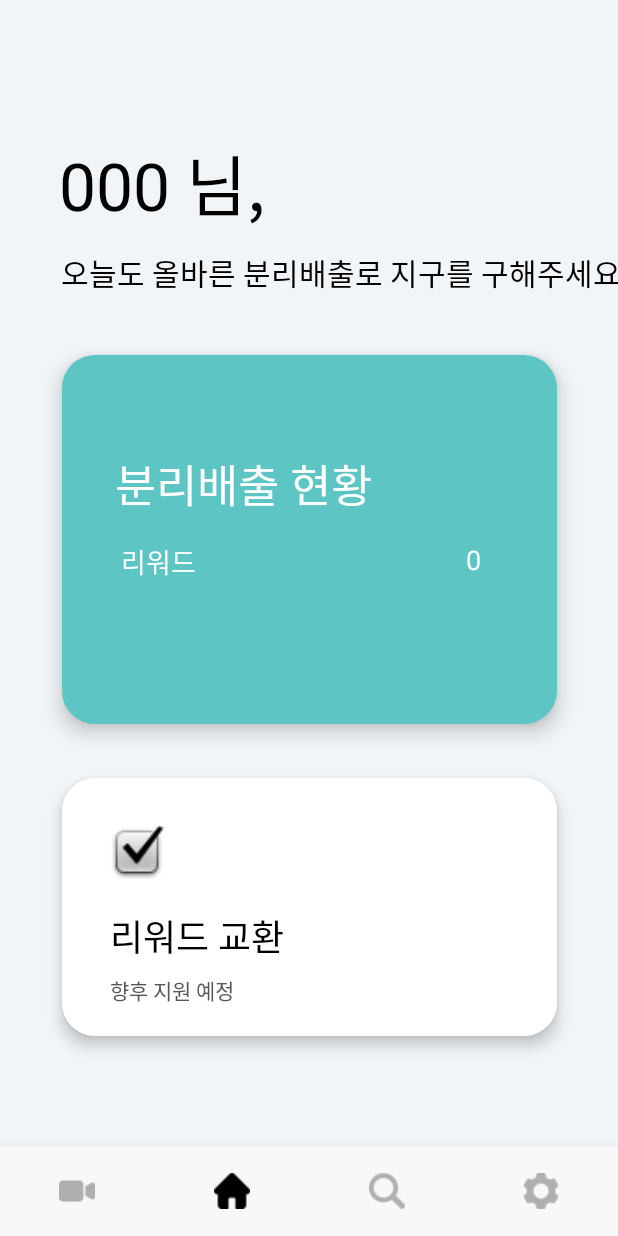
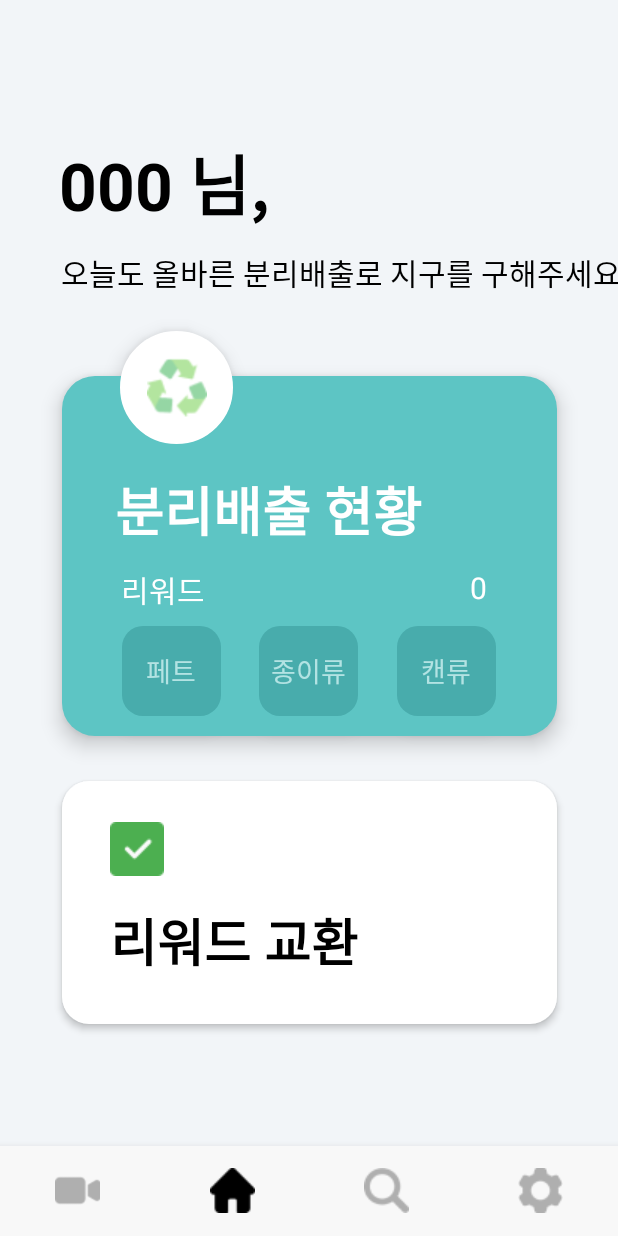
Before and after one commit to PA-roketdan/PruPru, an Android app: the screen it shows after launch once a user with an empty profile is signed in (MainActivity), on a phone screen of 412 x 824 dp. Run offline under Robolectric (Android 15) with nearby library versions, the phone set to English and light mode, and no system bars; our stand-ins replace Firebase (no records; nobody signed in at launch, a user with empty details on screens opened directly); libraries missing offline, so code that uses them is left out: com.facebook, com.facebook.login, com.kakao.sdk, com.shobhitpuri.custombuttons; 9 statements that could not run were skipped.

Commit message:
ui: redesign ui
Redesign ui
- Result2
- Home
- Search
- Setting

Add image

```diff
--- a/prupru/app/src/main/res/drawable-v24/button_background_2.xml
+++ b/prupru/app/src/main/res/drawable-v24/button_background_2.xml
@@ -1,8 +1,8 @@
 <?xml version="1.0" encoding="utf-8"?>
 <shape xmlns:android="http://schemas.android.com/apk/res/android">
         <solid android:color="#FFFFFF"/>
-        <corners android:bottomLeftRadius="22dp"
-            android:bottomRightRadius="22dp"
-            android:topLeftRadius="22dp"
-            android:topRightRadius="22dp" />
+        <corners android:bottomLeftRadius="18dp"
+            android:bottomRightRadius="18dp"
+            android:topLeftRadius="18dp"
+            android:topRightRadius="18dp" />
 </shape>
--- /dev/null
+++ b/prupru/app/src/main/res/drawable/home_box_background.xml
@@ -0,0 +1,8 @@
+<?xml version="1.0" encoding="utf-8"?>
+<shape xmlns:android="http://schemas.android.com/apk/res/android">
+    <solid android:color="#48ACAC"/>
+    <corners android:bottomLeftRadius="14dp"
+        android:bottomRightRadius="14dp"
+        android:topLeftRadius="14dp"
+        android:topRightRadius="14dp"/>
+</shape>
--- /dev/null
+++ b/prupru/app/src/main/res/drawable/shape_circle.xml
@@ -0,0 +1,6 @@
+<?xml version="1.0" encoding="utf-8"?>
+<shape xmlns:android="http://schemas.android.com/apk/res/android" android:shape="oval">
+    <solid android:color="#FFFFFF"/>
+    <stroke android:width="3dp" android:color="#FFFFFF"/>
+    <size android:width="350dp" android:height="350dp"/>
+</shape>
--- a/prupru/app/src/main/res/layout/activity_main.xml
+++ b/prupru/app/src/main/res/layout/activity_main.xml
@@ -15,6 +15,7 @@
         android:layout_gravity="bottom"
         android:background="#F8F8F8"
         app:itemIconTint="@drawable/bottom_icon_color"
+        app:itemIconSize="30dp"
         app:labelVisibilityMode="unlabeled"
         app:menu="@menu/memu_bottom" />
 
--- a/prupru/app/src/main/res/layout/fragment_home.xml
+++ b/prupru/app/src/main/res/layout/fragment_home.xml
@@ -13,6 +13,7 @@
         android:layout_height="wrap_content"
         android:layout_marginStart="39dp"
         android:layout_marginTop="89dp"
+        android:fontFamily="sans-serif-medium"
         android:text="000 님,"
         android:textColor="@color/black"
         android:textFontWeight="700"
@@ -37,11 +38,12 @@
     <View
         android:id="@+id/view_reward"
         android:layout_width="330dp"
-        android:layout_height="246dp"
-        android:layout_marginTop="40dp"
+        android:layout_height="240dp"
+        android:layout_marginTop="54dp"
         android:background="@drawable/button_background"
         android:elevation="8dp"
         app:layout_constraintEnd_toEndOf="parent"
+        app:layout_constraintHorizontal_bias="0.506"
         app:layout_constraintStart_toStartOf="parent"
         app:layout_constraintTop_toBottomOf="@+id/txt2" />
 
@@ -50,26 +52,28 @@
         android:layout_width="wrap_content"
         android:layout_height="wrap_content"
         android:layout_marginStart="35dp"
-        android:layout_marginTop="63dp"
+        android:layout_marginTop="17dp"
+        android:elevation="8dp"
+        android:fontFamily="sans-serif-medium"
         android:text="분리배출 현황"
-        android:elevation="8dp"
         android:textColor="@color/white"
         android:textFontWeight="700"
-        android:textSize="30sp"
+        android:textSize="35sp"
+        android:textStyle="bold"
         app:layout_constraintStart_toStartOf="@+id/view_reward"
-        app:layout_constraintTop_toTopOf="@+id/view_reward" />
+        app:layout_constraintTop_toBottomOf="@+id/view5" />
 
     <TextView
         android:id="@+id/textView7"
         android:layout_width="wrap_content"
         android:layout_height="wrap_content"
         android:layout_marginStart="39dp"
-        android:layout_marginTop="15dp"
+        android:layout_marginTop="12dp"
+        android:elevation="8dp"
         android:text="리워드"
-        android:elevation="8dp"
         android:textColor="@color/white"
         android:textFontWeight="500"
-        android:textSize="18sp"
+        android:textSize="20sp"
         app:layout_constraintStart_toStartOf="@+id/view_reward"
         app:layout_constraintTop_toBottomOf="@+id/textView6" />
 
@@ -78,13 +82,13 @@
         android:layout_width="wrap_content"
         android:layout_height="wrap_content"
         android:layout_marginStart="169dp"
-        android:layout_marginTop="15dp"
+        android:layout_marginTop="12dp"
         android:layout_marginEnd="40dp"
+        android:elevation="8dp"
         android:text="0"
-        android:elevation="8dp"
         android:textColor="@color/white"
         android:textFontWeight="400"
-        android:textSize="18sp"
+        android:textSize="20sp"
         app:layout_constraintEnd_toEndOf="@+id/view_reward"
         app:layout_constraintStart_toEndOf="@+id/textView7"
         app:layout_constraintTop_toBottomOf="@+id/textView6" />
@@ -92,10 +96,10 @@
     <View
         android:id="@+id/view_change"
         android:layout_width="330dp"
-        android:layout_height="172dp"
-        android:layout_marginTop="36dp"
-        android:elevation="6dp"
+        android:layout_height="162dp"
+        android:layout_marginTop="30dp"
         android:background="@drawable/button_background_2"
+        android:elevation="3dp"
         app:layout_constraintStart_toStartOf="@+id/view_reward"
         app:layout_constraintTop_toBottomOf="@+id/view_reward" />
 
@@ -104,22 +108,23 @@
         android:layout_width="36sp"
         android:layout_height="36sp"
         android:layout_marginStart="32dp"
-        android:layout_marginTop="31dp"
-        android:elevation="6dp"
-        android:src="@android:drawable/checkbox_on_background"
+        android:layout_marginTop="27dp"
+        android:elevation="3dp"
         app:layout_constraintStart_toStartOf="@+id/view_change"
-        app:layout_constraintTop_toTopOf="@+id/view_change" />
+        app:layout_constraintTop_toTopOf="@+id/view_change"
+        app:srcCompat="@drawable/img_check" />
 
     <TextView
         android:id="@+id/textView11"
         android:layout_width="wrap_content"
         android:layout_height="wrap_content"
-        android:layout_marginTop="20dp"
+        android:layout_marginTop="17dp"
+        android:elevation="3dp"
+        android:fontFamily="sans-serif-medium"
         android:text="리워드 교환"
         android:textColor="@color/black"
         android:textFontWeight="700"
-        android:textSize="24sp"
-        android:elevation="6dp"
+        android:textSize="34sp"
         app:layout_constraintStart_toStartOf="@+id/image_check"
         app:layout_constraintTop_toBottomOf="@+id/image_check" />
 
@@ -127,13 +132,93 @@
         android:id="@+id/textView13"
         android:layout_width="wrap_content"
         android:layout_height="wrap_content"
-        android:layout_marginTop="7dp"
+        android:layout_marginTop="3dp"
+        android:layout_marginBottom="28dp"
+        android:elevation="3dp"
         android:text="향후 지원 예정"
         android:textColor="#565656"
-        android:elevation="6dp"
         android:textFontWeight="400"
-        android:textSize="14sp"
+        android:textSize="18sp"
+        app:layout_constraintBottom_toBottomOf="@+id/view_change"
         app:layout_constraintStart_toStartOf="@+id/textView11"
         app:layout_constraintTop_toBottomOf="@+id/textView11" />
 
+    <View
+        android:id="@+id/view5"
+        android:layout_width="75dp"
+        android:layout_height="75dp"
+        android:layout_marginStart="80dp"
+        android:layout_marginTop="24dp"
+        android:background="@drawable/shape_circle"
+        android:elevation="8dp"
+        app:layout_constraintStart_toStartOf="parent"
+        app:layout_constraintTop_toBottomOf="@+id/txt2" />
+
+    <TextView
+        android:id="@+id/textView2"
+        android:layout_width="66dp"
+        android:layout_height="60dp"
+        android:layout_marginStart="40dp"
+        android:layout_marginTop="27dp"
+        android:layout_marginBottom="32dp"
+        android:background="@drawable/home_box_background"
+        android:elevation="8dp"
+        android:gravity="center"
+        android:text="페트"
+        android:textAlignment="center"
+        android:textColor="#B3E3E3"
+        android:textSize="18sp"
+        app:layout_constraintBottom_toBottomOf="@+id/view_reward"
+        app:layout_constraintStart_toStartOf="@+id/view_reward"
+        app:layout_constraintTop_toBottomOf="@+id/textView7" />
+
+    <TextView
+        android:id="@+id/textView3"
+        android:layout_width="66dp"
+        android:layout_height="60dp"
+        android:layout_marginStart="25dp"
+        android:layout_marginTop="27dp"
+        android:layout_marginBottom="32dp"
+        android:background="@drawable/home_box_background"
+        android:elevation="8dp"
+        android:gravity="center"
+        android:text="종이류"
+        android:textAlignment="center"
+        android:textColor="#B3E3E3"
+        android:textSize="18sp"
+        app:layout_constraintBottom_toBottomOf="@+id/view_reward"
+        app:layout_constraintStart_toEndOf="@+id/textView2"
+        app:layout_constraintTop_toBottomOf="@+id/textView7" />
+
+    <TextView
+        android:id="@+id/textView4"
+        android:layout_width="66dp"
+        android:layout_height="60dp"
+        android:layout_marginStart="25dp"
+        android:layout_marginTop="27dp"
+        android:layout_marginEnd="40dp"
+        android:layout_marginBottom="32dp"
+        android:background="@drawable/home_box_background"
+        android:elevation="8dp"
+        android:gravity="center"
+        android:text="캔류"
+        android:textAlignment="center"
+        android:textColor="#B3E3E3"
+        android:textSize="18sp"
+        app:layout_constraintBottom_toBottomOf="@+id/view_reward"
+        app:layout_constraintEnd_toEndOf="@+id/view_reward"
+        app:layout_constraintStart_toEndOf="@+id/textView3"
+        app:layout_constraintTop_toBottomOf="@+id/textView7" />
+
+    <ImageView
+        android:id="@+id/imageView3"
+        android:layout_width="40dp"
+        android:layout_height="40dp"
+        android:elevation="11dp"
+        android:src="@drawable/img_recycle"
+        app:layout_constraintBottom_toBottomOf="@+id/view5"
+        app:layout_constraintEnd_toEndOf="@+id/view5"
+        app:layout_constraintStart_toStartOf="@+id/view5"
+        app:layout_constraintTop_toTopOf="@+id/view5" />
+
 </androidx.constraintlayout.widget.ConstraintLayout>
```
Also changed, not shown: prupru/app/src/main/res/drawable/result_background.xml (added, +8 -0 lines), prupru/app/src/main/res/layout/activity_result2.xml (+39 -18 lines), prupru/app/src/main/res/layout/fragment_search.xml (+6 -4 lines), prupru/app/src/main/res/layout/fragment_setting.xml (+34 -6 lines), prupru/app/src/main/res/layout/item.xml (+10 -8 lines), prupru/app/src/main/res/drawable/img_check.png (added), prupru/app/src/main/res/drawable/img_close.png (added), prupru/app/src/main/res/drawable/img_line.png (added), prupru/app/src/main/res/drawable/img_recycle.png (added).
